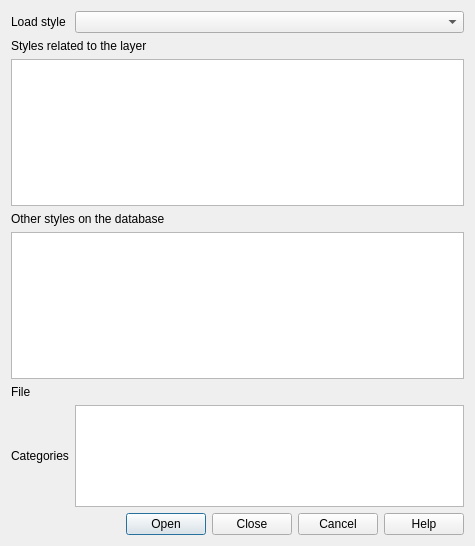
nextgis/nextgisqgis, file src/ui/qgsvectorlayerloadstyledialog.ui: the form before one commit.
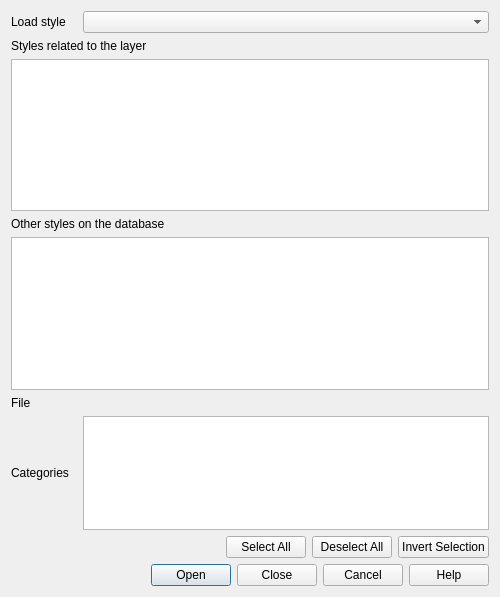
The form after the commit. Custom widgets are drawn as their Qt base class.

The edit to the form file:
```diff
--- a/src/ui/qgsvectorlayerloadstyledialog.ui
+++ b/src/ui/qgsvectorlayerloadstyledialog.ui
@@ -6,8 +6,8 @@
    <rect>
     <x>0</x>
     <y>0</y>
-    <width>475</width>
-    <height>546</height>
+    <width>500</width>
+    <height>597</height>
    </rect>
   </property>
   <property name="sizePolicy">
@@ -23,19 +23,16 @@
    <bool>true</bool>
   </property>
   <layout class="QGridLayout" name="gridLayout">
-   <item row="0" column="1">
-    <widget class="QComboBox" name="mStyleTypeComboBox"/>
-   </item>
-   <item row="2" column="0">
-    <widget class="QLabel" name="mFileLabel">
-     <property name="text">
-      <string>File</string>
+   <item row="3" column="1" colspan="5">
+    <widget class="QListView" name="mStyleCategoriesListView">
+     <property name="sizePolicy">
+      <sizepolicy hsizetype="Expanding" vsizetype="Expanding">
+       <horstretch>0</horstretch>
+       <verstretch>0</verstretch>
+      </sizepolicy>
      </property>
     </widget>
    </item>
-   <item row="2" column="1">
-    <widget class="QgsFileWidget" name="mFileWidget" native="true"/>
-   </item>
    <item row="0" column="0">
     <widget class="QLabel" name="mModeLabel">
      <property name="text">
@@ -43,6 +40,13 @@
      </property>
     </widget>
    </item>
+   <item row="5" column="0" colspan="6">
+    <widget class="QDialogButtonBox" name="mButtonBox">
+     <property name="standardButtons">
+      <set>QDialogButtonBox::Cancel|QDialogButtonBox::Close|QDialogButtonBox::Help|QDialogButtonBox::Open</set>
+     </property>
+    </widget>
+   </item>
    <item row="3" column="0">
     <widget class="QLabel" name="label_4">
      <property name="text">
@@ -50,17 +54,17 @@
      </property>
     </widget>
    </item>
-   <item row="3" column="1">
-    <widget class="QListView" name="mStyleCategoriesListView">
-     <property name="sizePolicy">
-      <sizepolicy hsizetype="Expanding" vsizetype="Expanding">
-       <horstretch>0</horstretch>
-       <verstretch>0</verstretch>
-      </sizepolicy>
+   <item row="2" column="0">
+    <widget class="QLabel" name="mFileLabel">
+     <property name="text">
+      <string>File</string>
      </property>
     </widget>
    </item>
-   <item row="1" column="0" colspan="2">
+   <item row="2" column="1" colspan="5">
+    <widget class="QgsFileWidget" name="mFileWidget"/>
+   </item>
+   <item row="1" column="0" colspan="6">
     <widget class="QWidget" name="mFromDbWidget" native="true">
      <layout class="QGridLayout" name="gridLayout_2">
       <property name="leftMargin">
@@ -106,10 +110,27 @@
      </layout>
     </widget>
    </item>
-   <item row="4" column="0" colspan="2">
-    <widget class="QDialogButtonBox" name="mButtonBox">
-     <property name="standardButtons">
-      <set>QDialogButtonBox::Cancel|QDialogButtonBox::Close|QDialogButtonBox::Help|QDialogButtonBox::Open</set>
+   <item row="0" column="1" colspan="5">
+    <widget class="QComboBox" name="mStyleTypeComboBox"/>
+   </item>
+   <item row="4" column="5">
+    <widget class="QPushButton" name="mInvertSelectionButton">
+     <property name="text">
+      <string>Invert Selection</string>
+     </property>
+    </widget>
+   </item>
+   <item row="4" column="4">
+    <widget class="QPushButton" name="mDeselectAllButton">
+     <property name="text">
+      <string>Deselect All</string>
+     </property>
+    </widget>
+   </item>
+   <item row="4" column="3">
+    <widget class="QPushButton" name="mSelectAllButton">
+     <property name="text">
+      <string>Select All</string>
      </property>
     </widget>
    </item>
```
